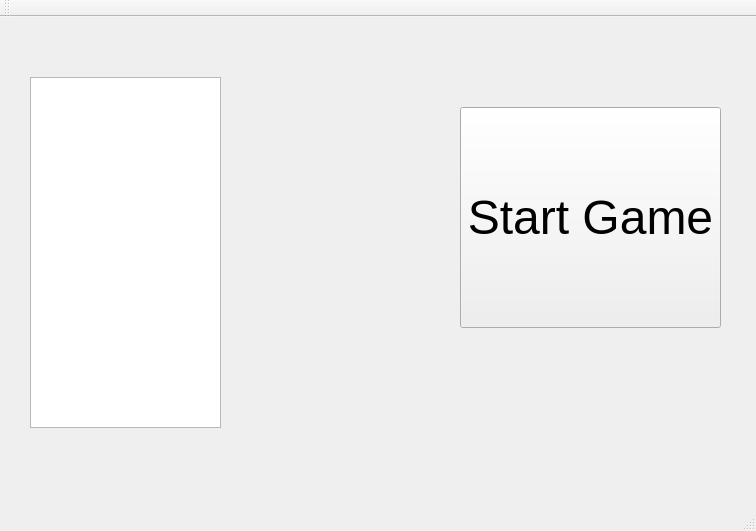
Above: User/User/Lobby_Interface.ui from xNaga09x/ProjectModernCpp before the change. Below: the same form after it.
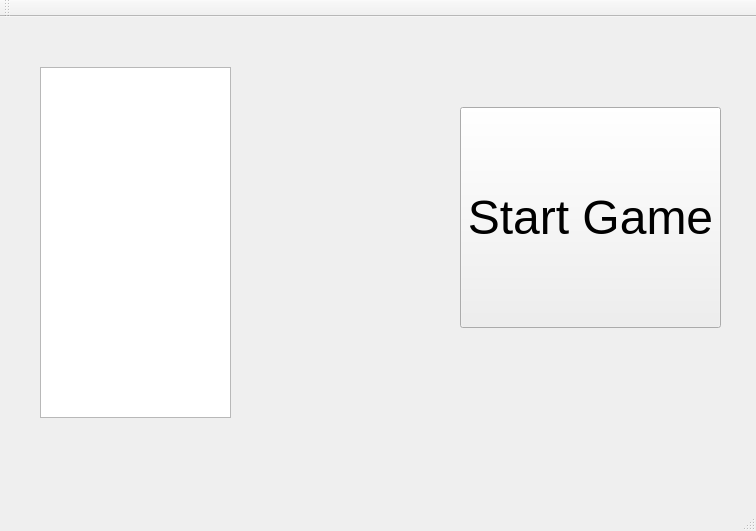
That is the form after the change.

```diff
--- a/User/User/Lobby_Interface.ui
+++ b/User/User/Lobby_Interface.ui
@@ -35,12 +35,25 @@
    <widget class="QListView" name="playerList">
     <property name="geometry">
      <rect>
-      <x>30</x>
-      <y>60</y>
+      <x>40</x>
+      <y>50</y>
       <width>191</width>
       <height>351</height>
      </rect>
     </property>
+    <property name="font">
+     <font>
+      <pointsize>16</pointsize>
+      <bold>true</bold>
+      <underline>true</underline>
+     </font>
+    </property>
+    <property name="editTriggers">
+     <set>QAbstractItemView::NoEditTriggers</set>
+    </property>
+    <property name="showDropIndicator" stdset="0">
+     <bool>false</bool>
+    </property>
    </widget>
   </widget>
   <widget class="QMenuBar" name="menuBar">
```
